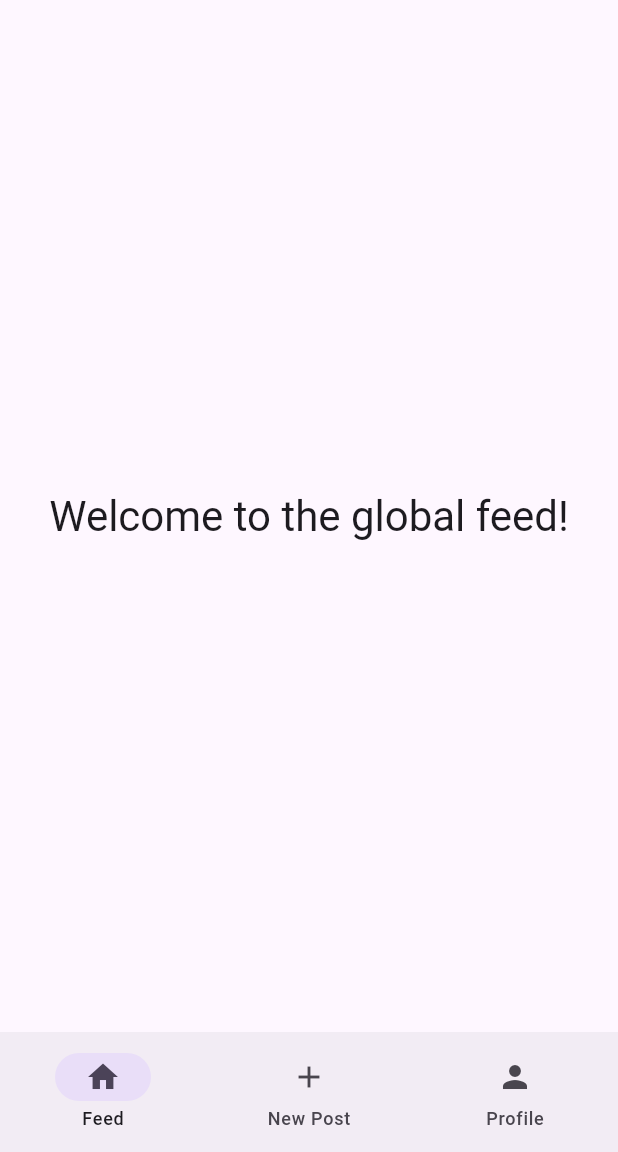
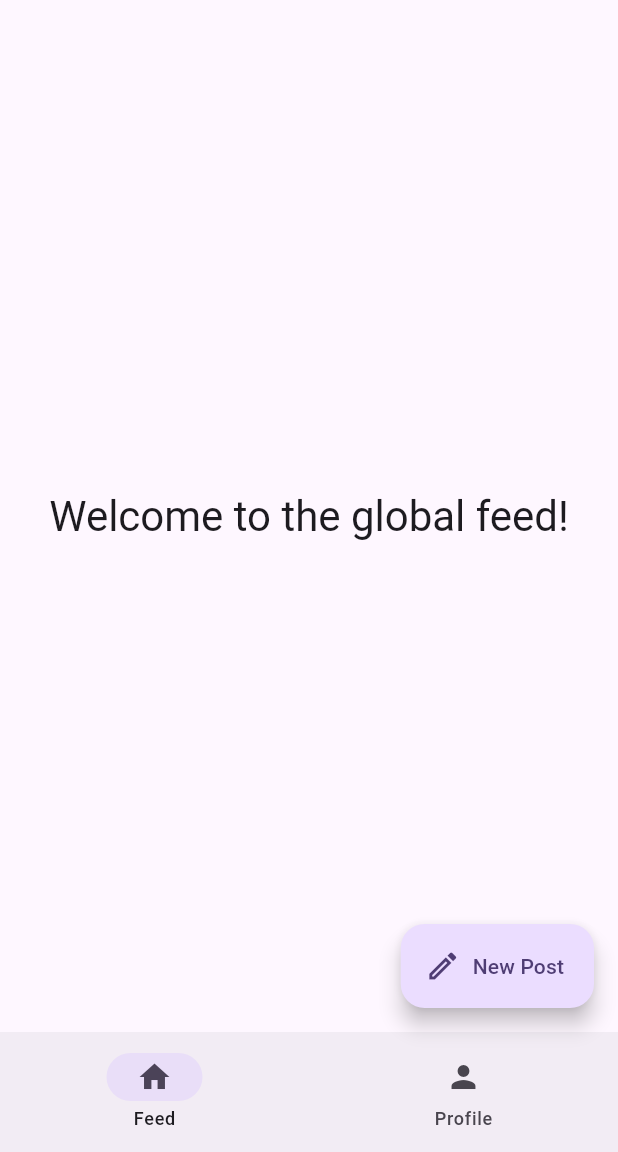
Before and after one commit to noAudio/pawfiki, a Flutter app: the screen it shows after launch, on a phone screen of 412 x 824 dp, the part 84-1236 px from its top. Run offline on Flutter 3.47's test engine with Material 3 defaults, Android fonts, the phone set to English and light mode, and no system bars; our stand-ins replace flutter_redux, redux.

Commit message:
Move New Post tab to FAB

```diff
--- a/lib/screens/home.dart
+++ b/lib/screens/home.dart
@@ -29,10 +29,22 @@ class MyHomePage extends StatelessWidget {
               ),
             ),
           ),
+          floatingActionButton: FloatingActionButton.extended(
+            onPressed: () {
+              showModalBottomSheet(
+                context: context,
+                builder: (context) {
+                  return const NewPost();
+                },
+              );
+            },
+            label: const Text('New Post'),
+            icon: Icon(Icons.edit_outlined),
+          ),
           body:
               <Widget>[
                 const GeneralFeed(),
-                const NewPost(),
+                // const NewPost(),
                 const UserProfile(),
               ][state.bottomNavigationBarIndex],
           bottomNavigationBar: NavigationBar(
@@ -46,7 +58,7 @@ class MyHomePage extends StatelessWidget {
                 icon: Icon(Icons.home_outlined),
                 label: "Feed",
               ),
-              NavigationDestination(icon: Icon(Icons.add), label: "New Post"),
+              // NavigationDestination(icon: Icon(Icons.add), label: "New Post"),
               NavigationDestination(icon: Icon(Icons.person), label: "Profile"),
             ],
           ),
```
